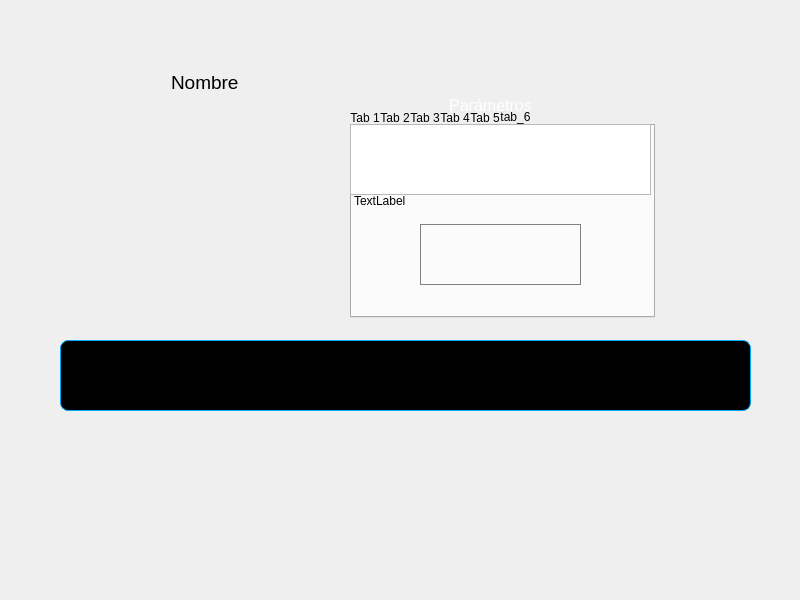
This is asa_application/detailedwindow.ui in razulued/qt_application as Qt 5 draws it before an edit. The edited form follows.
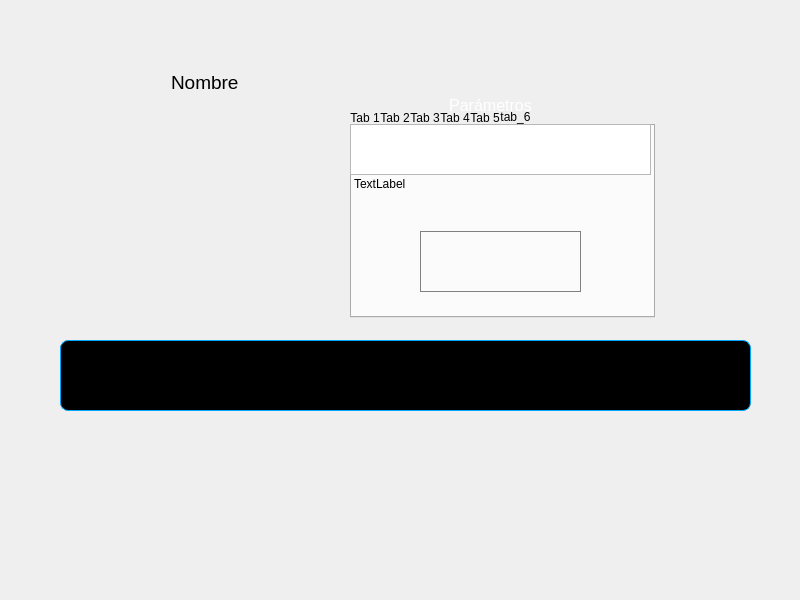
This is the edited form. The open tabs and pages were chosen to show the change. Icons and pictures are not drawn.

What changed in the file:
```diff
--- a/asa_application/detailedwindow.ui
+++ b/asa_application/detailedwindow.ui
@@ -298,7 +298,7 @@
         <x>0</x>
         <y>0</y>
         <width>301</width>
-        <height>71</height>
+        <height>51</height>
        </rect>
       </property>
      </widget>
@@ -306,7 +306,7 @@
       <property name="geometry">
        <rect>
         <x>70</x>
-        <y>100</y>
+        <y>107</y>
         <width>161</width>
         <height>61</height>
        </rect>
@@ -337,9 +337,9 @@
       <property name="geometry">
        <rect>
         <x>4</x>
-        <y>70</y>
+        <y>53</y>
         <width>271</width>
-        <height>31</height>
+        <height>51</height>
        </rect>
       </property>
       <property name="text">
```
